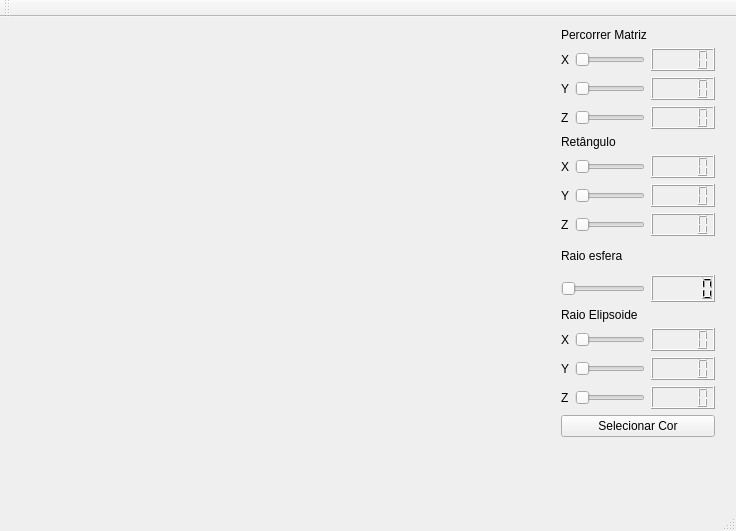
The window that Escultor3d/mainwindow.ui (thuize/Escultor3D) describes before a commit, drawn with Qt 5.
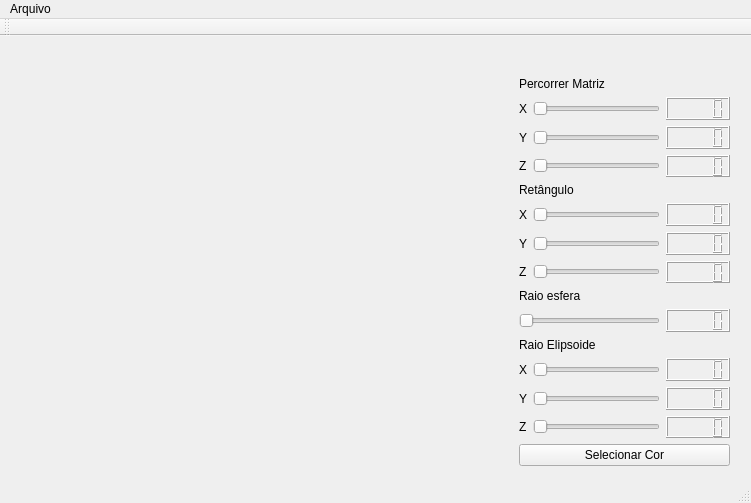
The same window after the commit. Custom widgets are drawn as their Qt base class.

Commit message:
Criação do plotter
adição do plotter com os quadrados desenhados

Diff of the .ui file:
```diff
--- a/Escultor3d/mainwindow.ui
+++ b/Escultor3d/mainwindow.ui
@@ -6,33 +6,28 @@
    <rect>
     <x>0</x>
     <y>0</y>
-    <width>736</width>
-    <height>531</height>
+    <width>751</width>
+    <height>503</height>
    </rect>
   </property>
   <property name="windowTitle">
    <string>MainWindow</string>
   </property>
   <widget class="QWidget" name="centralWidget">
-   <widget class="QWidget" name="widget" native="true">
-    <property name="geometry">
-     <rect>
-      <x>10</x>
-      <y>10</y>
-      <width>531</width>
-      <height>421</height>
-     </rect>
-    </property>
-   </widget>
    <widget class="QWidget" name="">
     <property name="geometry">
      <rect>
-      <x>550</x>
-      <y>0</y>
-      <width>176</width>
-      <height>431</height>
+      <x>10</x>
+      <y>30</y>
+      <width>731</width>
+      <height>411</height>
      </rect>
     </property>
+    <layout class="QHBoxLayout" name="horizontalLayout_11" stretch="70,30">
+     <item>
+      <widget class="Plotter" name="widget" native="true"/>
+     </item>
+     <item>
     <layout class="QVBoxLayout" name="verticalLayout_9">
      <item>
       <layout class="QVBoxLayout" name="verticalLayout_8">
@@ -305,6 +300,8 @@
       </widget>
      </item>
     </layout>
+     </item>
+    </layout>
    </widget>
   </widget>
   <widget class="QMenuBar" name="menuBar">
@@ -312,10 +309,18 @@
     <rect>
      <x>0</x>
      <y>0</y>
-     <width>736</width>
+     <width>751</width>
      <height>21</height>
     </rect>
    </property>
+   <widget class="QMenu" name="menuArquivo">
+    <property name="title">
+     <string>Arquivo</string>
+    </property>
+    <addaction name="actionNovo"/>
+    <addaction name="actionSalvar_off"/>
+   </widget>
+   <addaction name="menuArquivo"/>
   </widget>
   <widget class="QToolBar" name="mainToolBar">
    <attribute name="toolBarArea">
@@ -328,6 +333,14 @@
   <widget class="QStatusBar" name="statusBar"/>
  </widget>
  <layoutdefault spacing="6" margin="11"/>
+ <customwidgets>
+  <customwidget>
+   <class>Plotter</class>
+   <extends>QWidget</extends>
+   <header>plotter.h</header>
+   <container>1</container>
+  </customwidget>
+ </customwidgets>
  <resources/>
  <connections>
   <connection>
```
Left out of the diff: 10 changed lines with no effect on the pictures. Lines whose indentation alone changed are shown as unchanged. The commit also changes 4 other files.
